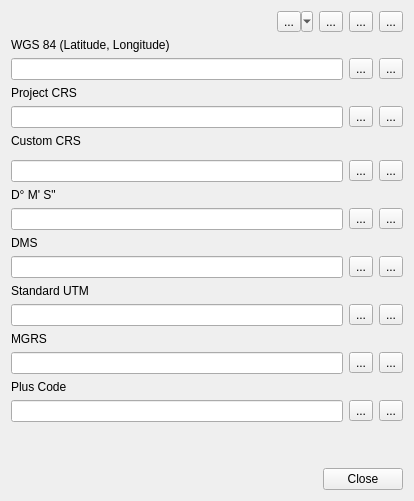
Qt form ui/coordinateConverter.ui (NationalSecurityAgency/qgis-latlontools-plugin) before a commit.
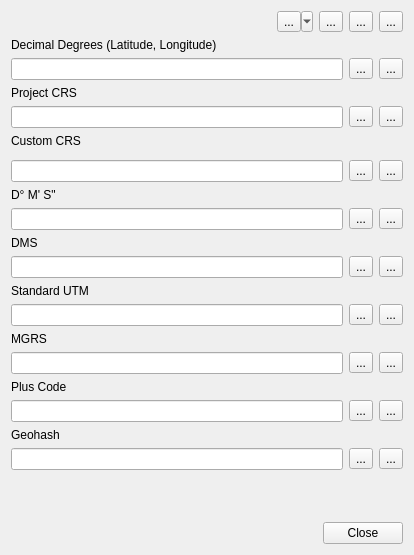
The same form after that commit. Custom widgets are drawn as their Qt base class.

Commit message: added geohash support

```diff
--- a/ui/coordinateConverter.ui
+++ b/ui/coordinateConverter.ui
@@ -7,7 +7,7 @@
     <x>0</x>
     <y>0</y>
     <width>414</width>
-    <height>501</height>
+    <height>555</height>
    </rect>
   </property>
   <property name="windowTitle">
@@ -83,7 +83,7 @@
    <item>
     <widget class="QLabel" name="wgs84Label">
      <property name="text">
-      <string>WGS 84 (Latitude, Longitude)</string>
+      <string>Decimal Degrees (Latitude, Longitude)</string>
      </property>
     </widget>
    </item>
@@ -355,6 +355,34 @@
      </item>
     </layout>
    </item>
+   <item>
+    <widget class="QLabel" name="label">
+     <property name="text">
+      <string>Geohash</string>
+     </property>
+    </widget>
+   </item>
+   <item>
+    <layout class="QHBoxLayout" name="horizontalLayout_11">
+     <item>
+      <widget class="QLineEdit" name="geohashLineEdit"/>
+     </item>
+     <item>
+      <widget class="QToolButton" name="geohashCommitButton">
+       <property name="text">
+        <string>...</string>
+       </property>
+      </widget>
+     </item>
+     <item>
+      <widget class="QToolButton" name="geohashCopyButton">
+       <property name="text">
+        <string>...</string>
+       </property>
+      </widget>
+     </item>
+    </layout>
+   </item>
    <item>
     <spacer name="verticalSpacer">
      <property name="orientation">
```
The commit also changes 18 other files.
